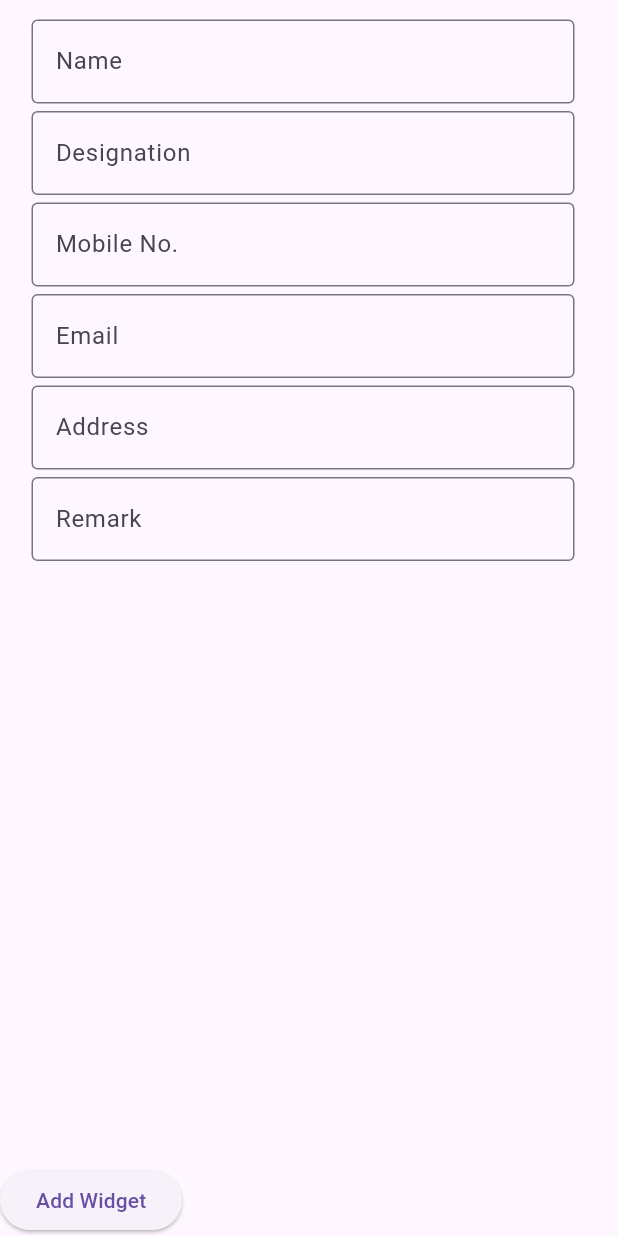
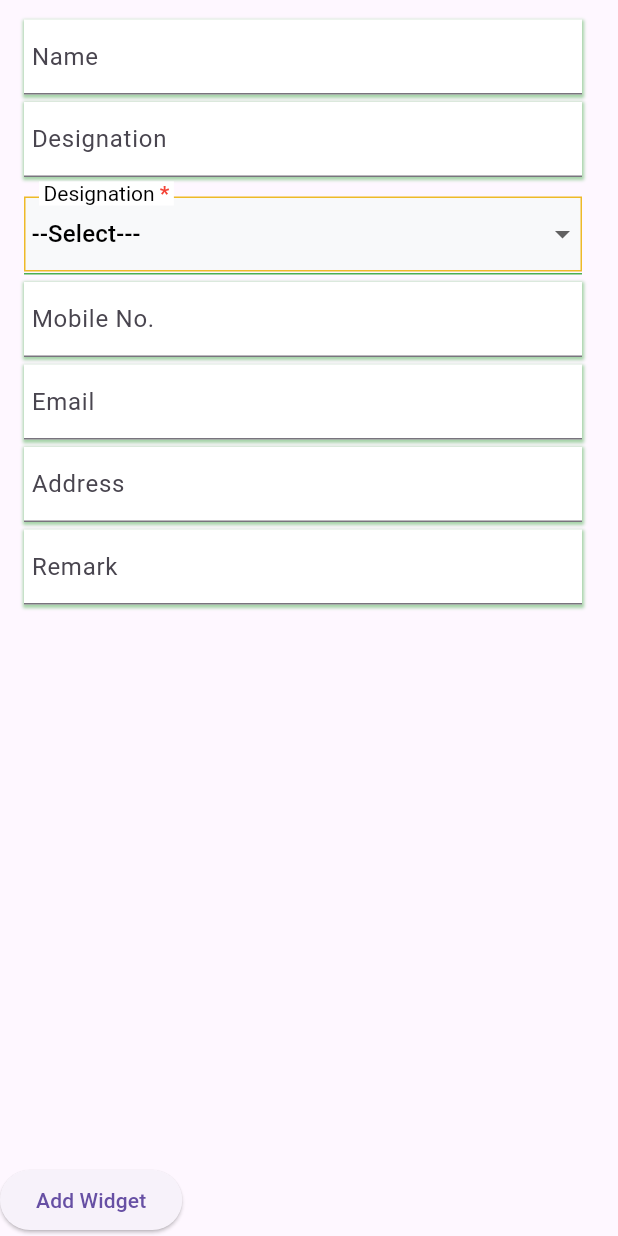
Before and after one commit to singhom896/pmajay-flutter, a Flutter app: the DynamicWidgets widget shown alone on an empty page, opened directly, after a tap on "Add Widget", on a phone screen of 412 x 824 dp. Run offline on Flutter 3.47's test engine with Material 3 defaults, Android fonts, the phone set to English and light mode, and no system bars; our stand-ins replace animate_do, another_flushbar, dio, firebase_core, firebase_messaging, flutter_svg and 3 more; accounts and stored records are empty.

Commit message:
git commit VillageFormat1Add

```diff
--- a/lib/demoview/genBill.dart
+++ /dev/null
@@ -1,168 +0,0 @@
-import 'package:flutter/cupertino.dart';
-import 'package:flutter/material.dart';
-
-
-void main() {
-  runApp(MyApp());
-}
-
-class MyApp extends StatelessWidget {
-  @override
-  Widget build(BuildContext context) {
-    return MaterialApp(
-      home: Scaffold(
-        appBar: AppBar(
-          title: Text('Dynamic Widgets Example'),
-        ),
-        body: DynamicWidgets(),
-      ),
-    );
-  }
-}
-
-class DynamicWidgets extends StatefulWidget {
-  @override
-  _DynamicWidgetsState createState() => _DynamicWidgetsState();
-}
-
-class _DynamicWidgetsState extends State<DynamicWidgets> {
-  List<Widget> widgets = [];
-
-  addDynamic(){
-    setState(() {
-      widgets.add(new dynamicWidget());
-    });
-
-  }
-
-  List<String> Price = [];
-
-  List<String>Product = [];
-  List<dynamicWidget> dynamicList = [];
-  // submitData() {
-  //
-  //   Product = [];
-  //   Price = [];
-  //   widgets.forEach((widget) => Product.add(widget.Product.text));
-  //   dynamicList.forEach((widget) => Price.add(widget.Price.text));
-  //   setState(() {});
-  //   print(Product.length);
-  //   sendData();
-  // }
-
-  @override
-  Widget build(BuildContext context) {
-    return Column(
-      crossAxisAlignment: CrossAxisAlignment.start,
-      children: [
-        Expanded(
-          child: ListView.builder(
-            itemCount: widgets.length,
-            itemBuilder: (context, index) {
-              return ListTile(
-                title: widgets[index],
-              );
-            },
-          ),
-        ),
-        SizedBox(height: 20),
-        ElevatedButton(
-          onPressed:addDynamic,
-          child: Text('Add Widget'),
-        ),
-
-      ],
-    );
-  }
-}
-class dynamicWidget extends StatelessWidget {
-  TextEditingController Product = new TextEditingController();
-  TextEditingController Price = new TextEditingController();
-
-  @override
-  Widget build(BuildContext context) {
-
-    return Container(
-//      margin: new EdgeInsets.all(8.0),
-      child:ListBody(
-        children: <Widget>[
-          Column(children: [
-            Container(
-              width: MediaQuery.of(context).size.width,
-              padding: EdgeInsets.fromLTRB(5, 5, 5, 0),
-              child: new TextFormField(
-                controller: Product,
-                decoration: const InputDecoration(
-                    labelText: 'Name',
-                    border: OutlineInputBorder()
-                ),
-              ),
-            ),
-            Container(
-              width: MediaQuery.of(context).size.width,
-              padding: EdgeInsets.fromLTRB(5, 5, 5, 0),
-              child: new TextFormField(
-                controller: Price,
-                decoration: const InputDecoration(
-                    labelText: 'Designation',
-                    border: OutlineInputBorder()
-                ),
-                keyboardType: TextInputType.number,
-              ),
-            ),
-            Container(
-              width: MediaQuery.of(context).size.width,
-              padding: EdgeInsets.fromLTRB(5, 5, 5, 0),
-              child: new TextFormField(
-                controller: Price,
-                decoration: const InputDecoration(
-                    labelText: 'Mobile No.',
-                    border: OutlineInputBorder()
-                ),
-                keyboardType: TextInputType.number,
-              ),
-            ),
-            Container(
-              width: MediaQuery.of(context).size.width,
-              padding: EdgeInsets.fromLTRB(5, 5, 5, 0),
-              child: new TextFormField(
-                controller: Price,
-                decoration: const InputDecoration(
-                    labelText: 'Email',
-                    border: OutlineInputBorder()
-                ),
-                keyboardType: TextInputType.number,
-              ),
-            ),
-            Container(
-              width: MediaQuery.of(context).size.width,
-              padding: EdgeInsets.fromLTRB(5, 5, 5, 0),
-              child: new TextFormField(
-                controller: Price,
-                decoration: const InputDecoration(
-                    labelText: 'Address',
-                    border: OutlineInputBorder()
-                ),
-                keyboardType: TextInputType.number,
-              ),
-            ),
-            Container(
-              width: MediaQuery.of(context).size.width,
-              padding: EdgeInsets.fromLTRB(5, 5, 5, 0),
-              child: new TextFormField(
-                controller: Price,
-                decoration: const InputDecoration(
-                    labelText: 'Remark',
-                    border: OutlineInputBorder()
-                ),
-                keyboardType: TextInputType.number,
-              ),
-            )
-          ],)
-
-        ],
-      ),
-    );
-  }
-
-}
--- a/lib/utills/AppString.dart
+++ b/lib/utills/AppString.dart
@@ -15,6 +15,7 @@ class AppString
   static String  enter_captcha_valid ='Please enter valid Captcha value you see on screen';
   static String  copyright ='Designed, & Developed by \n Informatics Centre,Department of Social Justice and Empowerment,\n Ministry of Social Justice and Empowerment,\n Government of India. \n Help-desk Email: support.pmagy-msje@gov.in';
   static String  sign_out ='Sign out';
+
   static String  nodel_officer_des ='Nodel Officer';
   static String  nodel_office ='South West(Delhi)';
   static String  title_dashboard ='DashBoard';
@@ -59,4 +60,5 @@ class AppString
   static String  title_village_verification ='Village Verification';
   static String  title_contact_us ='Contact Us';
   static String  title_site_map ='Site Map';
+  static String  title_assessment_format_i ='Need Assessment Format – I: Village Level Data';
 }
--- a/lib/view/widget/Drawer.dart
+++ b/lib/view/widget/Drawer.dart
@@ -378,6 +378,8 @@ class DrawerDesign extends StatelessWidget {
                 onTap: ()
                 {
 
+
+
                 },
                 child: ListTile(
 
--- /dev/null
+++ b/lib/view/widget/DynamicWidgets.dart
@@ -0,0 +1,321 @@
+import 'package:flutter/cupertino.dart';
+import 'package:flutter/material.dart';
+
+import '../../demoview/DropDownFormField.dart';
+
+
+
+class DynamicWidgets extends StatefulWidget {
+  @override
+  _DynamicWidgetsState createState() => _DynamicWidgetsState();
+}
+
+class _DynamicWidgetsState extends State<DynamicWidgets> {
+  List<Widget> widgets = [];
+
+  addDynamic(){
+    setState(() {
+      widgets.add(new dynamicWidget());
+    });
+
+  }
+
+  List<String> Price = [];
+
+  List<String>Product = [];
+  List<dynamicWidget> dynamicList = [];
+  // submitData() {
+  //
+  //   Product = [];
+  //   Price = [];
+  //   widgets.forEach((widget) => Product.add(widget.Product.text));
+  //   dynamicList.forEach((widget) => Price.add(widget.Price.text));
+  //   setState(() {});
+  //   print(Product.length);
+  //   sendData();
+  // }
+
+  @override
+  Widget build(BuildContext context) {
+    return Column(
+      crossAxisAlignment: CrossAxisAlignment.start,
+      children: [
+        Expanded(
+          child: ListView.builder(
+            itemCount: widgets.length,
+            itemBuilder: (context, index) {
+              return ListTile(
+                title: widgets[index],
+              );
+            },
+          ),
+        ),
+        SizedBox(height: 20),
+        ElevatedButton(
+          onPressed:addDynamic,
+          child: Text('Add Widget'),
+        ),
+
+      ],
+    );
+  }
+}
+class dynamicWidget extends StatefulWidget {
+  @override
+  State<dynamicWidget> createState() => _dynamicWidgetState();
+}
+
+class _dynamicWidgetState extends State<dynamicWidget> {
+  TextEditingController Product = new TextEditingController();
+
+  TextEditingController Price = new TextEditingController();
+  late bool clickevent;
+  late String _myActivity;
+  late String _myActivityResult;
+  @override
+  void initState() {
+    super.initState();
+    _myActivity = '';
+    _myActivityResult = '';
+    clickevent = false;
+
+  }
+  @override
+  Widget build(BuildContext context) {
+
+    return Container(
+//      margin: new EdgeInsets.all(8.0),
+      child:ListBody(
+        children: <Widget>[
+          Column(children: [
+            Container(
+              margin: EdgeInsets.only(top: 5),
+              decoration: BoxDecoration(
+                color: Colors.white, // Background color
+                boxShadow: [
+                  BoxShadow(
+                    color: Colors.green.withOpacity(0.5),
+                    // Elevation color
+                    spreadRadius: 1,
+                    blurRadius: 1,
+                    offset: Offset(0, 1), // changes position of shadow
+                  ),
+                ],
+              ),
+              child: TextFormField(
+                decoration: const InputDecoration(
+                  hintText: 'Enter your Name',
+                  labelText: 'Name',
+                  contentPadding: EdgeInsets.symmetric( vertical: 5,horizontal: 5), // Adjust text padding
+                ),
+                validator: (value) {
+                  if (value!.isEmpty) {
+                    return 'Please enter some text';
+                  }
+                  return null;
+                },
+              ),
+            ),
+            Container(
+              margin: EdgeInsets.only(top: 5),
+              decoration: BoxDecoration(
+                color: Colors.white, // Background color
+                boxShadow: [
+                  BoxShadow(
+                    color: Colors.green.withOpacity(0.5),
+                    // Elevation color
+                    spreadRadius: 1,
+                    blurRadius: 1,
+                    offset: Offset(0, 1), // changes position of shadow
+                  ),
+                ],
+              ),
+              child: TextFormField(
+                decoration: const InputDecoration(
+                  hintText: 'Enter your Designation',
+                  labelText: 'Designation',
+                  contentPadding: EdgeInsets.symmetric(
+                      vertical: 5,
+                      horizontal: 5), // Adjust text padding
+                ),
+                validator: (value) {
+                  if (value!.isEmpty) {
+                    return 'Please enter some text';
+                  }
+                  return null;
+                },
+              ),
+            ),
+            Container(
+
+              child: GestureDetector(
+                behavior: HitTestBehavior.opaque,
+                onTap: () {
+                  setState(() {
+                    clickevent = true;
+                  });
+                },
+                child: DropDownFormField(
+                  titleText: 'Designation',
+                  hintText: ' --Select---',
+                  value: _myActivity,
+                  onSaved: (value) {
+                    setState(() {
+                      _myActivity = value;
+                    });
+                  },
+                  onChanged: (value) {
+                    setState(() {
+                      _myActivity = value;
+                    });
+                  },
+                  dataSource: [
+                    {
+                      "display": "--Select Block---",
+                      "value": "--Select Block---",
+                    },
+                    {
+                      "display": "AAO",
+                      "value": "AAO",
+                    },
+                    {
+                      "display": "A.N.M",
+                      "value": "A.N.M",
+                    },
+                  ],
+                  textField: 'display',
+                  valueField: 'value',
+                  validator: (value) {},
+                  context: context,
+                  onTabClick: clickevent,
+                ),
+              ),
+            ),
+            Container(
+              margin: EdgeInsets.only(top: 5),
+              decoration: BoxDecoration(
+                color: Colors.white, // Background color
+                boxShadow: [
+                  BoxShadow(
+                    color: Colors.green.withOpacity(0.5),
+                    // Elevation color
+                    spreadRadius: 1,
+                    blurRadius: 1,
+                    offset: Offset(0, 1), // changes position of shadow
+                  ),
+                ],
+              ),
+              child: TextFormField(
+                decoration: const InputDecoration(
+                  hintText: 'Enter your Mobile No.',
+                  labelText: 'Mobile No.',
+                  contentPadding: EdgeInsets.symmetric(
+                      vertical: 5,
+                      horizontal: 5), // Adjust text padding
+                ),
+                validator: (value) {
+                  if (value!.isEmpty) {
+                    return 'Please enter some text';
+                  }
+                  return null;
+                },
+              ),
+            ),
+            Container(
+              margin: EdgeInsets.only(top: 5),
+              decoration: BoxDecoration(
+                color: Colors.white, // Background color
+                boxShadow: [
+                  BoxShadow(
+                    color: Colors.green.withOpacity(0.5),
+                    // Elevation color
+                    spreadRadius: 1,
+                    blurRadius: 1,
+                    offset: Offset(0, 1), // changes position of shadow
+                  ),
+                ],
+              ),
+              child: TextFormField(
+                decoration: const InputDecoration(
+                  hintText: 'Enter your Email.',
+                  labelText: 'Email',
+                  contentPadding: EdgeInsets.symmetric(
+                      vertical: 5,
+                      horizontal: 5), // Adjust text padding
+                ),
+                validator: (value) {
+                  if (value!.isEmpty) {
+                    return 'Please enter some text';
+                  }
+                  return null;
+                },
+              ),
+            ),
+            Container(
+              margin: EdgeInsets.only(top: 5),
+              decoration: BoxDecoration(
+                color: Colors.white, // Background color
+                boxShadow: [
+                  BoxShadow(
+                    color: Colors.green.withOpacity(0.5),
+                    // Elevation color
+                    spreadRadius: 1,
+                    blurRadius: 1,
+                    offset: Offset(0, 1), // changes position of shadow
+                  ),
+                ],
+              ),
+              child: TextFormField(
+                decoration: const InputDecoration(
+                  hintText: 'Enter your Address.',
+                  labelText: 'Address',
+                  contentPadding: EdgeInsets.symmetric(
+                      vertical: 5,
+                      horizontal: 5), // Adjust text padding
+                ),
+                validator: (value) {
+                  if (value!.isEmpty) {
+                    return 'Please enter some text';
+                  }
+                  return null;
+                },
+              ),
+            ),
+            Container(
+              margin: EdgeInsets.only(top: 5),
+              decoration: BoxDecoration(
+                color: Colors.white, // Background color
+                boxShadow: [
+                  BoxShadow(
+                    color: Colors.green.withOpacity(0.5),
+                    // Elevation color
+                    spreadRadius: 1,
+                    blurRadius: 1,
+                    offset: Offset(0, 1), // changes position of shadow
+                  ),
+                ],
+              ),
+              child: TextFormField(
+                decoration: const InputDecoration(
+                  hintText: 'Enter your Remark.',
+                  labelText: 'Remark',
+                  contentPadding: EdgeInsets.symmetric(
+                      vertical: 5,
+                      horizontal: 5), // Adjust text padding
+                ),
+                validator: (value) {
+                  if (value!.isEmpty) {
+                    return 'Please enter some text';
+                  }
+                  return null;
+                },
+              ),
+            ),
+
+          ],)
+
+        ],
+      ),
+    );
+  }
+}
--- a/pubspec.yaml
+++ b/pubspec.yaml
@@ -42,7 +42,8 @@ dependencies:
   get_it: ^7.6.4
   provider: ^5.0.0
   http: ^0.13.6
-  url_launcher: ^6.0.13
+
+  url_launcher: ^6.2.4
   animate_do: ^3.0.0
 
   another_flushbar: ^1.12.29
```
Also changed, not shown: lib/utills/CustomWidget.dart (added, +37 -0 lines), lib/view/screen/fragment/villageformat/VillageFormatiadd.dart (+44 -121 lines), lib/view/widget/CustomWidget.dart (+10 -0 lines).
